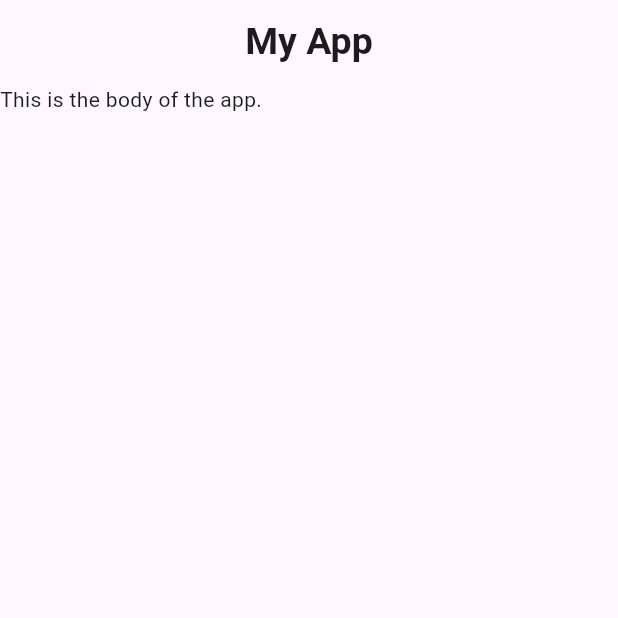
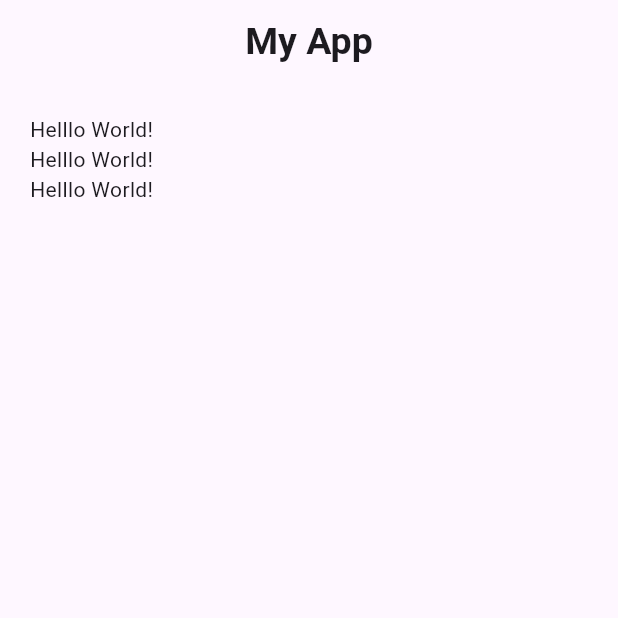
Before and after one commit to prantikm07/first_flutter_app, a Flutter app: the screen it shows after launch, on a phone screen of 412 x 824 dp, the top half of it. Run offline on Flutter 3.47's test engine with Material 3 defaults, Android fonts, the phone set to English and light mode, and no system bars.

Commit message:
children class used

```diff
--- a/lib/main.dart
+++ b/lib/main.dart
@@ -11,11 +11,12 @@
   Widget build(BuildContext context) {
     return MaterialApp(
       title: "MyApp",
-      home: const MyWidget(),
+
       debugShowCheckedModeBanner: false,
       theme: ThemeData(
         primarySwatch: Colors.blue
       ),
+      home: const MyWidget(),
     );
   }
 }
@@ -38,7 +39,16 @@
           ),
           centerTitle: true,
         ),
-        body: Text('This is the body of the app.'),
+        body: const Padding(
+          padding: EdgeInsets.all(20),
+          child: Column(
+            children: [
+              Text("Helllo World!"),
+              Text("Helllo World!"),
+              Text("Helllo World!"),
+            ],
+          ),
+          ),
       );
   }
 }
```
